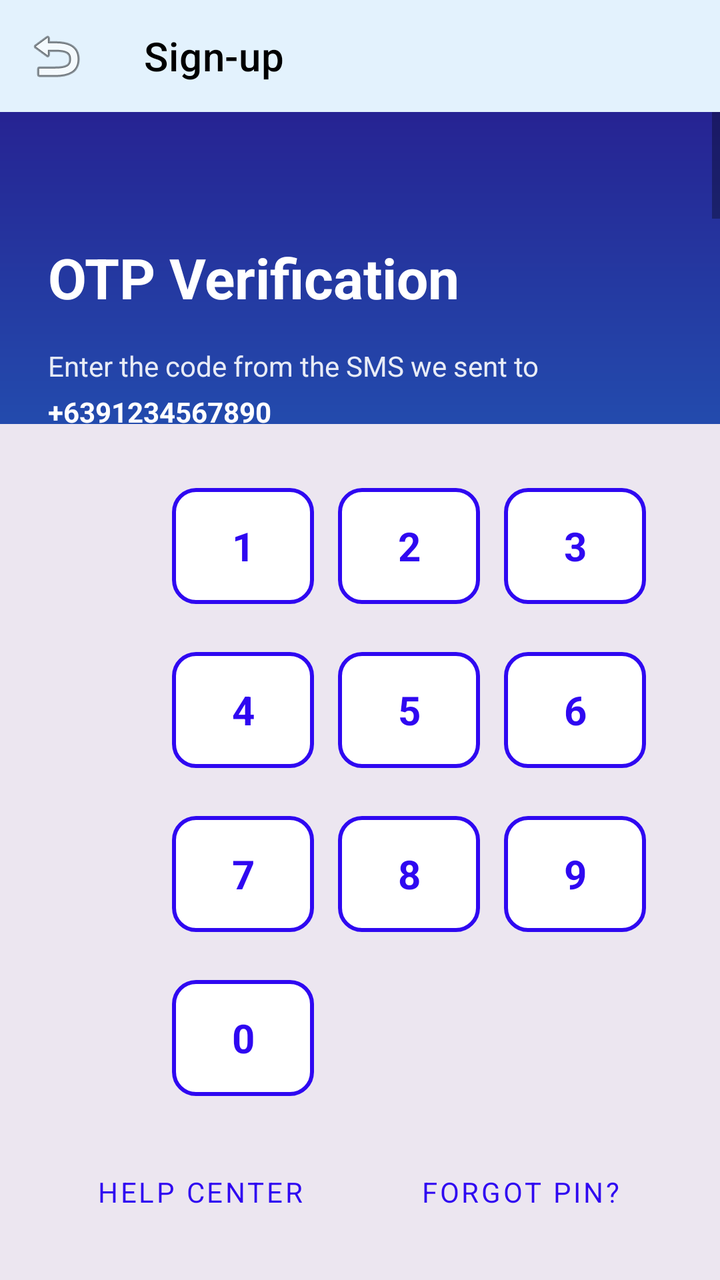
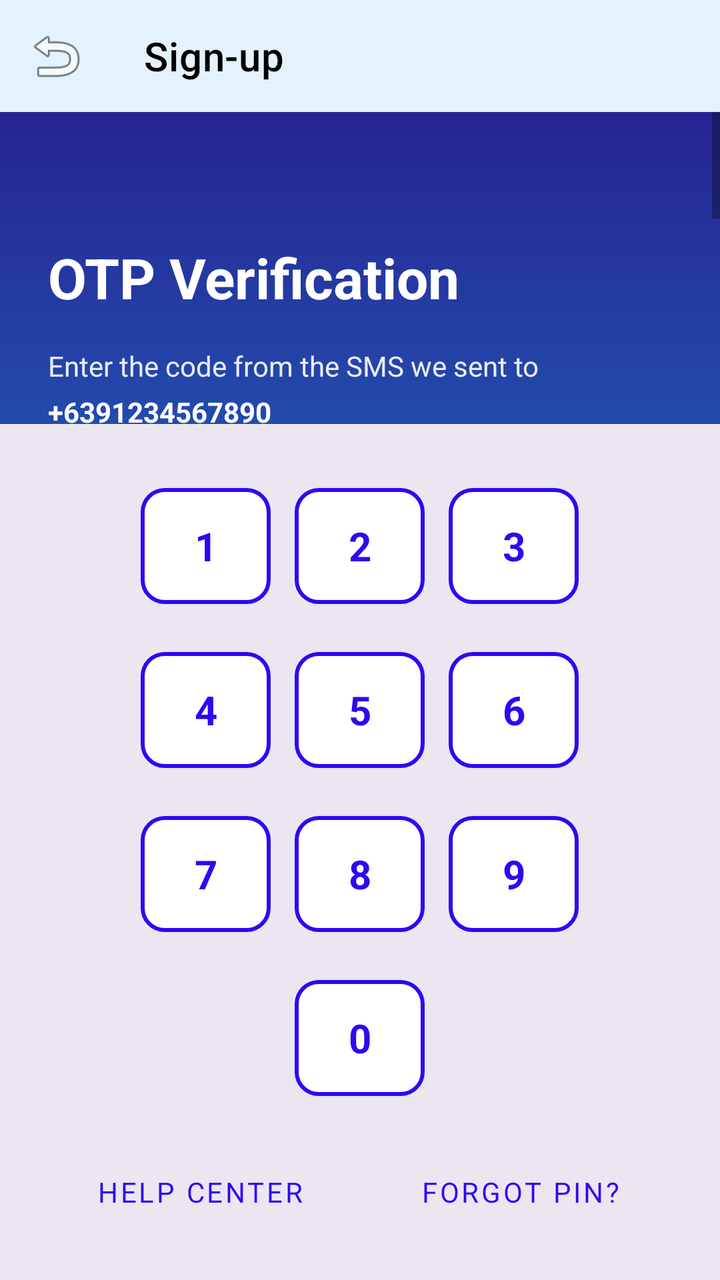

Screens rendered from an Android XML layout before and after an edit, with the pre-edit source and the edit as a unified diff.
<!-- AndroidManifest.xml: application theme Theme.FrauduLens -->
<!-- res/layout/activity_otp.xml -->
<?xml version="1.0" encoding="utf-8"?>
<androidx.constraintlayout.widget.ConstraintLayout xmlns:android="http://schemas.android.com/apk/res/android"
    xmlns:app="http://schemas.android.com/apk/res-auto"
    android:layout_width="match_parent"
    android:layout_height="match_parent"
    android:background="@drawable/gradient_bg_reversed">

    <androidx.appcompat.widget.Toolbar
        android:id="@+id/toolbar"
        android:layout_width="0dp"
        android:layout_height="?attr/actionBarSize"
        android:background="#E3F2FD"
        app:title="Sign-up"
        app:titleTextColor="@color/textPrimary"
        app:navigationIcon="@android:drawable/ic_menu_revert"
        app:layout_constraintTop_toTopOf="parent"
        app:layout_constraintStart_toStartOf="parent"
        app:layout_constraintEnd_toEndOf="parent"/>

    <ScrollView
        android:layout_width="0dp"
        android:layout_height="0dp"
        android:fillViewport="true"
        app:layout_constraintTop_toBottomOf="@id/toolbar"
        app:layout_constraintBottom_toTopOf="@id/keypadContainer"
        app:layout_constraintStart_toStartOf="parent"
        app:layout_constraintEnd_toEndOf="parent">

        <androidx.constraintlayout.widget.ConstraintLayout
            android:layout_width="match_parent"
            android:layout_height="wrap_content"
            android:padding="24dp">

            <TextView
                android:id="@+id/tvTitle"
                android:layout_width="0dp"
                android:layout_height="wrap_content"
                android:text="OTP Verification"
                android:textColor="@color/surface"
                android:textSize="28sp"
                android:textStyle="bold"
                app:layout_constraintTop_toTopOf="parent"
                app:layout_constraintStart_toStartOf="parent"
                app:layout_constraintEnd_toEndOf="parent"
                android:layout_marginTop="40dp"/>

            <TextView
                android:id="@+id/tvDescription"
                android:layout_width="0dp"
                android:layout_height="wrap_content"
                android:text="Enter the code from the SMS we sent to"
                android:textColor="@color/surface"
                android:textSize="14sp"
                android:alpha="0.9"
                android:layout_marginTop="16dp"
                app:layout_constraintTop_toBottomOf="@id/tvTitle"
                app:layout_constraintStart_toStartOf="parent"
                app:layout_constraintEnd_toEndOf="parent"/>

            <TextView
                android:id="@+id/tvPhoneNumber"
                android:layout_width="0dp"
                android:layout_height="wrap_content"
                android:text="+6391234567890"
                android:textColor="@color/surface"
                android:textSize="14sp"
                android:textStyle="bold"
                android:layout_marginTop="4dp"
                app:layout_constraintTop_toBottomOf="@id/tvDescription"
                app:layout_constraintStart_toStartOf="parent"
                app:layout_constraintEnd_toEndOf="parent"/>

            <TextView
                android:id="@+id/tvTimer"
                android:layout_width="wrap_content"
                android:layout_height="wrap_content"
                android:text="02:32"
                android:textColor="@color/surface"
                android:textSize="16sp"
                android:textStyle="bold"
                android:layout_marginTop="16dp"
                app:layout_constraintTop_toBottomOf="@id/tvPhoneNumber"
                app:layout_constraintStart_toStartOf="parent"
                app:layout_constraintEnd_toEndOf="parent"/>

            <LinearLayout
                android:id="@+id/llOtpInputs"
                android:layout_width="wrap_content"
                android:layout_height="wrap_content"
                android:orientation="horizontal"
                android:layout_marginTop="32dp"
                app:layout_constraintTop_toBottomOf="@id/tvTimer"
                app:layout_constraintStart_toStartOf="parent"
                app:layout_constraintEnd_toEndOf="parent">

                <com.google.android.material.textfield.TextInputEditText
                    android:id="@+id/etOtp1"
                    android:layout_width="48dp"
                    android:layout_height="48dp"
                    android:inputType="number"
                    android:maxLength="1"
                    android:gravity="center"
                    android:textSize="20sp"
                    android:textStyle="bold"
                    android:background="@drawable/rounded_card"
                    android:textColor="@color/textPrimary"
                    android:layout_marginEnd="8dp"/>

                <com.google.android.material.textfield.TextInputEditText
                    android:id="@+id/etOtp2"
                    android:layout_width="48dp"
                    android:layout_height="48dp"
                    android:inputType="number"
                    android:maxLength="1"
                    android:gravity="center"
                    android:textSize="20sp"
                    android:textStyle="bold"
                    android:background="@drawable/rounded_card"
                    android:textColor="@color/textPrimary"
                    android:layout_marginEnd="8dp"/>

                <com.google.android.material.textfield.TextInputEditText
                    android:id="@+id/etOtp3"
                    android:layout_width="48dp"
                    android:layout_height="48dp"
                    android:inputType="number"
                    android:maxLength="1"
                    android:gravity="center"
                    android:textSize="20sp"
                    android:textStyle="bold"
                    android:background="@drawable/rounded_card"
                    android:textColor="@color/textPrimary"
                    android:layout_marginEnd="8dp"/>

                <com.google.android.material.textfield.TextInputEditText
                    android:id="@+id/etOtp4"
                    android:layout_width="48dp"
                    android:layout_height="48dp"
                    android:inputType="number"
                    android:maxLength="1"
                    android:gravity="center"
                    android:textSize="20sp"
                    android:textStyle="bold"
                    android:background="@drawable/rounded_card"
                    android:textColor="@color/textPrimary"
                    android:layout_marginEnd="8dp"/>

                <com.google.android.material.textfield.TextInputEditText
                    android:id="@+id/etOtp5"
                    android:layout_width="48dp"
                    android:layout_height="48dp"
                    android:inputType="number"
                    android:maxLength="1"
                    android:gravity="center"
                    android:textSize="20sp"
                    android:textStyle="bold"
                    android:background="@drawable/rounded_card"
                    android:textColor="@color/textPrimary"
                    android:layout_marginEnd="8dp"/>

                <com.google.android.material.textfield.TextInputEditText
                    android:id="@+id/etOtp6"
                    android:layout_width="48dp"
                    android:layout_height="48dp"
                    android:inputType="number"
                    android:maxLength="1"
                    android:gravity="center"
                    android:textSize="20sp"
                    android:textStyle="bold"
                    android:background="@drawable/rounded_card"
                    android:textColor="@color/textPrimary"/>
            </LinearLayout>

            <TextView
                android:id="@+id/tvResend"
                android:layout_width="wrap_content"
                android:layout_height="wrap_content"
                android:text="Don't receive the OTP? RESEND"
                android:textColor="@color/surface"
                android:textSize="14sp"
                android:padding="12dp"
                android:clickable="true"
                android:focusable="true"
                android:background="?attr/selectableItemBackground"
                android:layout_marginTop="24dp"
                app:layout_constraintTop_toBottomOf="@id/llOtpInputs"
                app:layout_constraintStart_toStartOf="parent"
                app:layout_constraintEnd_toEndOf="parent"/>

            <com.google.android.material.button.MaterialButton
                android:id="@+id/btnSubmit"
                android:layout_width="0dp"
                android:layout_height="56dp"
                android:text="Submit"
                android:textSize="16sp"
                android:textStyle="bold"
                android:layout_marginTop="32dp"
                app:cornerRadius="12dp"
                android:backgroundTint="@color/colorBlue"
                style="@style/Widget.MaterialComponents.Button"
                app:layout_constraintTop_toBottomOf="@id/tvResend"
                app:layout_constraintStart_toStartOf="parent"
                app:layout_constraintEnd_toEndOf="parent"/>

        </androidx.constraintlayout.widget.ConstraintLayout>
    </ScrollView>

    <LinearLayout
        android:id="@+id/keypadContainer"
        android:layout_width="0dp"
        android:layout_height="wrap_content"
        android:background="@color/colorLightPurple"
        android:orientation="vertical"
        android:padding="20dp"
        app:layout_constraintBottom_toBottomOf="parent"
        app:layout_constraintEnd_toEndOf="parent"
        app:layout_constraintHorizontal_bias="1.0"
        app:layout_constraintStart_toStartOf="parent">

        <GridLayout
            android:layout_width="249dp"
            android:layout_height="wrap_content"
            android:layout_marginLeft="60dp"
            android:layout_marginRight="50dp"
            android:alignmentMode="alignMargins"
            android:columnCount="3"
            android:rowCount="4">

            <Button
                android:id="@+id/btn1"
                style="@style/Widget.MaterialComponents.Button.OutlinedButton"
                android:layout_width="0dp"
                android:layout_height="70dp"
                android:layout_columnWeight="1"
                android:layout_margin="6dp"
                android:backgroundTint="@color/white"
                android:text="1"
                android:textColor="@color/colorPurple"
                android:textSize="20sp"
                android:textStyle="bold"
                app:cornerRadius="12dp"
                app:strokeColor="@color/colorPurple"
                app:strokeWidth="2dp" />

            <Button
                android:id="@+id/btn2"
                style="@style/Widget.MaterialComponents.Button.OutlinedButton"
                android:layout_width="0dp"
                android:layout_height="70dp"
                android:layout_columnWeight="1"
                android:layout_margin="6dp"
                android:backgroundTint="@color/white"
                android:text="2"
                android:textColor="@color/colorPurple"
                android:textSize="20sp"
                android:textStyle="bold"
                app:cornerRadius="12dp"
                app:strokeColor="@color/colorPurple"
                app:strokeWidth="2dp" />

            <Button
                android:id="@+id/btn3"
                style="@style/Widget.MaterialComponents.Button.OutlinedButton"
                android:layout_width="0dp"
                android:layout_height="70dp"
                android:layout_columnWeight="1"
                android:layout_margin="6dp"
                android:backgroundTint="@color/white"
                android:text="3"
                android:textColor="@color/colorPurple"
                android:textSize="20sp"
                android:textStyle="bold"
                app:cornerRadius="12dp"
                app:strokeColor="@color/colorPurple"
                app:strokeWidth="2dp" />

            <Button
                android:id="@+id/btn4"
                style="@style/Widget.MaterialComponents.Button.OutlinedButton"
                android:layout_width="0dp"
                android:layout_height="70dp"
                android:layout_columnWeight="1"
                android:layout_margin="6dp"
                android:backgroundTint="@color/white"
                android:text="4"
                android:textColor="@color/colorPurple"
                android:textSize="20sp"
                android:textStyle="bold"
                app:cornerRadius="12dp"
                app:strokeColor="@color/colorPurple"
                app:strokeWidth="2dp" />

            <Button
                android:id="@+id/btn5"
                style="@style/Widget.MaterialComponents.Button.OutlinedButton"
                android:layout_width="0dp"
                android:layout_height="70dp"
                android:layout_columnWeight="1"
                android:layout_margin="6dp"
                android:backgroundTint="@color/white"
                android:text="5"
                android:textColor="@color/colorPurple"
                android:textSize="20sp"
                android:textStyle="bold"
                app:cornerRadius="12dp"
                app:strokeColor="@color/colorPurple"
                app:strokeWidth="2dp" />

            <Button
                android:id="@+id/btn6"
                style="@style/Widget.MaterialComponents.Button.OutlinedButton"
                android:layout_width="0dp"
                android:layout_height="70dp"
                android:layout_columnWeight="1"
                android:layout_margin="6dp"
                android:backgroundTint="@color/white"
                android:text="6"
                android:textColor="@color/colorPurple"
                android:textSize="20sp"
                android:textStyle="bold"
                app:cornerRadius="12dp"
                app:strokeColor="@color/colorPurple"
                app:strokeWidth="2dp" />

            <Button
                android:id="@+id/btn7"
                style="@style/Widget.MaterialComponents.Button.OutlinedButton"
                android:layout_width="0dp"
                android:layout_height="70dp"
                android:layout_columnWeight="1"
                android:layout_margin="6dp"
                android:backgroundTint="@color/white"
                android:text="7"
                android:textColor="@color/colorPurple"
                android:textSize="20sp"
                android:textStyle="bold"
                app:cornerRadius="12dp"
                app:strokeColor="@color/colorPurple"
                app:strokeWidth="2dp" />

            <Button
                android:id="@+id/btn8"
                style="@style/Widget.MaterialComponents.Button.OutlinedButton"
                android:layout_width="0dp"
                android:layout_height="70dp"
                android:layout_columnWeight="1"
                android:layout_margin="6dp"
                android:backgroundTint="@color/white"
                android:text="8"
                android:textColor="@color/colorPurple"
                android:textSize="20sp"
                android:textStyle="bold"
                app:cornerRadius="12dp"
                app:strokeColor="@color/colorPurple"
                app:strokeWidth="2dp" />

            <Button
                android:id="@+id/btn9"
                style="@style/Widget.MaterialComponents.Button.OutlinedButton"
                android:layout_width="0dp"
                android:layout_height="70dp"
                android:layout_columnWeight="1"
                android:layout_margin="6dp"
                android:backgroundTint="@color/white"
                android:text="9"
                android:textColor="@color/colorPurple"
                android:textSize="20sp"
                android:textStyle="bold"
                app:cornerRadius="12dp"
                app:strokeColor="@color/colorPurple"
                app:strokeWidth="2dp" />

            <Button
                android:id="@+id/btn0"
                style="@style/Widget.MaterialComponents.Button.OutlinedButton"
                android:layout_width="0dp"
                android:layout_height="70dp"
                android:layout_columnWeight="1"
                android:layout_margin="6dp"
                android:backgroundTint="@color/white"
                android:text="0"
                android:textColor="@color/colorPurple"
                android:textSize="20sp"
                android:textStyle="bold"
                app:cornerRadius="12dp"
                app:strokeColor="@color/colorPurple"
                app:strokeWidth="2dp" />

        </GridLayout>
        
        
        <LinearLayout
            android:layout_width="match_parent"
            android:layout_height="wrap_content"
            android:layout_marginTop="12dp"
            android:gravity="center"
            android:orientation="horizontal">

            <Button
                android:id="@+id/btnHelp"
                style="@style/Widget.MaterialComponents.Button.TextButton"
                android:layout_width="0dp"
                android:layout_height="48dp"
                android:layout_weight="1"
                android:text="Help Center"
                android:textColor="@color/colorPurple"
                android:textSize="14sp" />

            <Button
                android:id="@+id/btnForgotPin"
                style="@style/Widget.MaterialComponents.Button.TextButton"
                android:layout_width="0dp"
                android:layout_height="48dp"
                android:layout_weight="1"
                android:text="Forgot Pin?"
                android:textColor="@color/colorPurple"
                android:textSize="14sp" />
        </LinearLayout>
    </LinearLayout>

</androidx.constraintlayout.widget.ConstraintLayout>
<!-- resources referenced by this layout -->
<resources>
  <color name="colorBlue">#1BB8F6</color>
  <color name="colorLightPurple">#ECE6F0</color>
  <color name="colorPurple">#2F08F1</color>
  <color name="surface">#FFFFFF</color>
  <color name="textPrimary">#000000</color>
  <color name="white">#FFFFFF</color>
  <!-- drawable gradient_bg_reversed (drawable) -->
  <?xml version="1.0" encoding="utf-8"?>
  <shape xmlns:android="http://schemas.android.com/apk/res/android" android:shape="rectangle">
      <gradient
          android:angle="90"
          android:startColor="@color/colorBlue"
          android:centerColor="@color/colorBlue"
          android:centerY="0"
          android:endColor="@color/colorDarkPurple"
          android:type="linear" />
  </shape>
  <!-- drawable rounded_card (drawable) -->
  <?xml version="1.0" encoding="utf-8"?>
  <shape xmlns:android="http://schemas.android.com/apk/res/android"
      android:shape="rectangle">
      <solid android:color="@color/surface" />
      <corners android:radius="16dp" />
      <stroke
          android:width="2dp"
          android:color="@color/secondaryColor" />
  </shape>
  <style name="Theme.FrauduLens" parent="Theme.MaterialComponents.DayNight.NoActionBar">
          <item name="colorPrimary">@color/primaryColor</item>
          <item name="colorPrimaryVariant">@color/primaryVariant</item>
          <item name="colorSecondary">@color/secondaryColor</item>
          <item name="android:statusBarColor">@color/primaryVariant</item>
          <item name="android:navigationBarColor">@color/primaryVariant</item>
          <item name="materialCardViewStyle">@style/Widget.MaterialComponents.CardView</item>
          <item name="android:windowBackground">@drawable/gradient_bg</item>
          <item name="android:fontFamily">sans-serif</item>
      </style>
  <color name="colorDarkPurple">#271589</color>
  <color name="secondaryColor">#1BB8F6</color>
  <color name="primaryColor">#2F08F1</color>
  <color name="primaryVariant">#271589</color>
  <!-- drawable gradient_bg (drawable) -->
  <?xml version="1.0" encoding="utf-8"?>
  <shape xmlns:android="http://schemas.android.com/apk/res/android" android:shape="rectangle">
      <gradient
          android:angle="90"
          android:startColor="@color/colorDarkPurple"
          android:centerColor="@color/colorDarkPurple"
          android:centerY="0.5"
          android:endColor="@color/colorBlue"
          android:type="linear" />
  </shape>
</resources>

<!-- the commit's change to res/layout/activity_otp.xml (unified diff, before → after) -->
@@ -214,14 +214,12 @@
         android:padding="20dp"
         app:layout_constraintBottom_toBottomOf="parent"
         app:layout_constraintEnd_toEndOf="parent"
-        app:layout_constraintHorizontal_bias="1.0"
         app:layout_constraintStart_toStartOf="parent">
 
         <GridLayout
-            android:layout_width="249dp"
+            android:layout_width="231dp"
             android:layout_height="wrap_content"
-            android:layout_marginLeft="60dp"
-            android:layout_marginRight="50dp"
+            android:layout_gravity="center_horizontal"
             android:alignmentMode="alignMargins"
             android:columnCount="3"
             android:rowCount="4">
@@ -370,6 +368,12 @@
                 app:strokeColor="@color/colorPurple"
                 app:strokeWidth="2dp" />
 
+            <Space
+                android:layout_width="0dp"
+                android:layout_height="70dp"
+                android:layout_columnWeight="1"
+                android:layout_margin="6dp" />
+
             <Button
                 android:id="@+id/btn0"
                 style="@style/Widget.MaterialComponents.Button.OutlinedButton"
@@ -385,6 +389,12 @@
                 app:cornerRadius="12dp"
                 app:strokeColor="@color/colorPurple"
                 app:strokeWidth="2dp" />
+
+            <Space
+                android:layout_width="0dp"
+                android:layout_height="70dp"
+                android:layout_columnWeight="1"
+                android:layout_margin="6dp" />
 
         </GridLayout>
         
